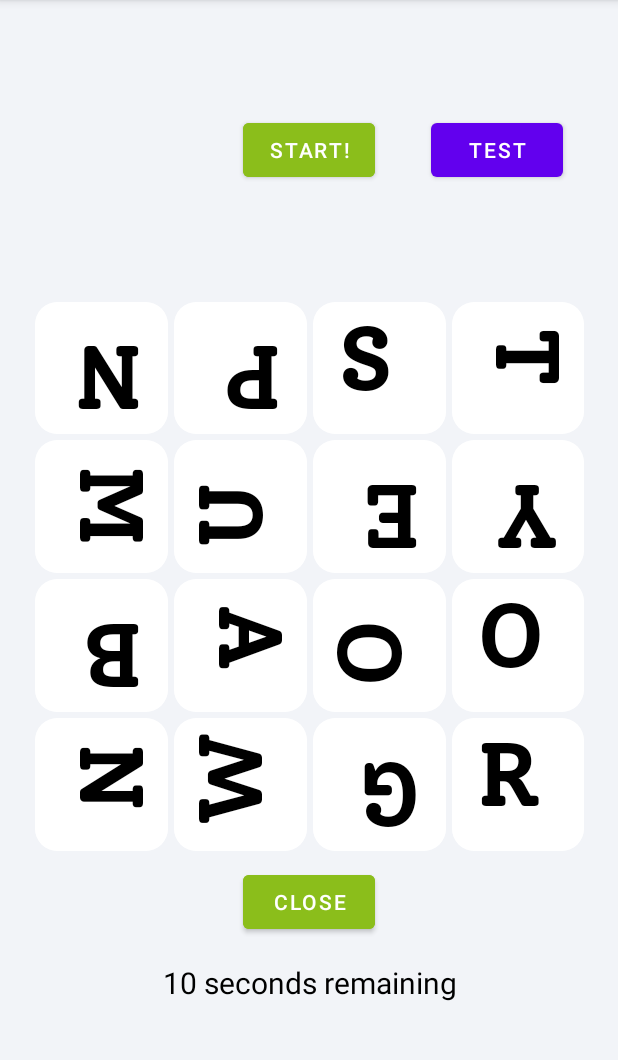
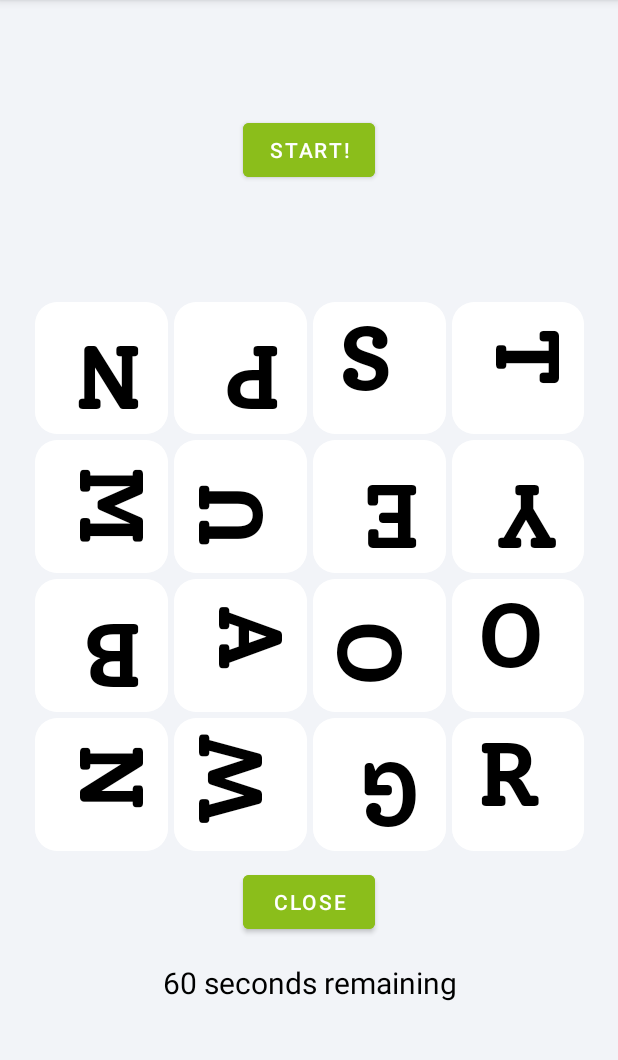
Before and after one commit to tubbmeister/My_Boggle, an Android app: the screen it shows after launch (MainActivity), after a tap on "START!", on a phone screen of 412 x 824 dp, the part 84-1144 px from its top. Run offline under Robolectric (Android 15) with nearby library versions, the phone set to English and light mode, and no system bars.

Commit message:
Beep beep

```diff
--- a/app/src/main/java/com/example/myboggle/MainActivity.java
+++ b/app/src/main/java/com/example/myboggle/MainActivity.java
@@ -449,7 +449,7 @@ Countdown();
 public void Countdown(){
 
 
-    new CountDownTimer(12000, 1000) {
+    new CountDownTimer(62000, 1000) {
 
         public void onTick(long millisUntilFinished) {
             mTextField.setText( millisUntilFinished / 1000+" seconds remaining");
--- a/app/src/main/res/layout/activity_main.xml
+++ b/app/src/main/res/layout/activity_main.xml
@@ -563,6 +563,7 @@
         android:layout_height="wrap_content"
         android:onClick="Looper"
         android:text="Test"
+        android:visibility="invisible"
         app:layout_constraintBottom_toBottomOf="@+id/button"
         app:layout_constraintEnd_toEndOf="parent"
         app:layout_constraintStart_toEndOf="@+id/button" />
```
